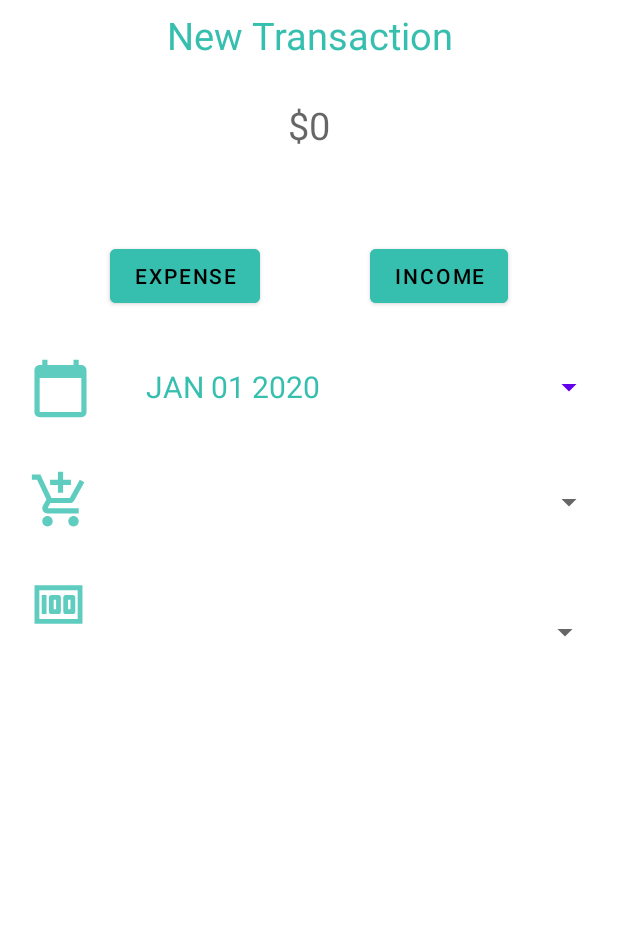
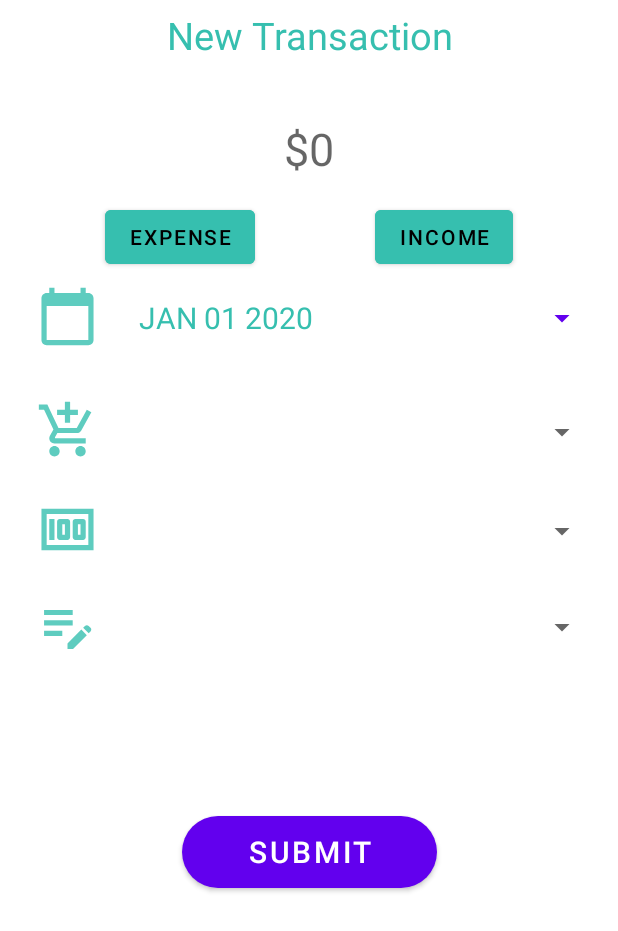
Before and after one commit to AiyappaND/SpendyBuddy, an Android app: the layout activity_transaction.xml on its own in the app's theme, with its tools: preview values and no code run, on a phone screen of 412 x 824 dp. Shown: the top 931 px of the screen. Run offline under Robolectric (Android 15) with nearby library versions, the light colour scheme and no system bars.

Commit message:
New Transaction UI 75% Done
New Transaction UI 75% Done

```diff
--- a/app/src/main/AndroidManifest.xml
+++ b/app/src/main/AndroidManifest.xml
@@ -14,11 +14,11 @@
         android:theme="@style/Theme.SpendyBuddy"
         tools:targetApi="31">
         <activity
-            android:name=".Transaction"
+            android:name=".ui.login.LoginActivity"
             android:exported="false" />
 
         <activity
-            android:name=".ui.login.LoginActivity"
+            android:name=".Transaction"
             android:exported="true"
             android:label="@string/app_name">
             <intent-filter>
--- a/app/src/main/java/com/example/spendybuddy/Transaction.java
+++ b/app/src/main/java/com/example/spendybuddy/Transaction.java
@@ -1,15 +1,20 @@
 package com.example.spendybuddy;
+
+import static java.lang.Boolean.TRUE;
 
 import androidx.appcompat.app.AppCompatActivity;
 
 import android.app.AlertDialog;
 import android.app.DatePickerDialog;
 import android.os.Bundle;
+import android.text.Editable;
+import android.text.TextWatcher;
 import android.util.Log;
 import android.view.View;
 import android.widget.ArrayAdapter;
 import android.widget.Button;
 import android.widget.DatePicker;
+import android.widget.EditText;
 import android.widget.Spinner;
 
 import java.util.Calendar;
@@ -18,6 +23,9 @@ public class Transaction extends AppCompatActivity {
 
     private DatePickerDialog datePickerDialog;
     private Button dateButton;
+    private EditText dollarAmount;
+    private boolean terminateThread = false;
+
 
     @Override
     protected void onCreate(Bundle savedInstanceState) {
@@ -26,6 +34,10 @@ public class Transaction extends AppCompatActivity {
         initDatePicker();
         dateButton = findViewById(R.id.datePickerButton);
         dateButton.setText(getTodaysDate());
+
+        dollarAmount = (EditText) findViewById(R.id.amount_ET);
+
+
         // This are for the bucket
         Spinner categorySpinner = findViewById(R.id.categoryDropDown);
         ArrayAdapter<String> myAdapter = new ArrayAdapter<String>(Transaction.this,
@@ -39,7 +51,9 @@ public class Transaction extends AppCompatActivity {
                 android.R.layout.simple_list_item_1, getResources().getStringArray(R.array.cashFrom));
         myAdapter2.setDropDownViewResource(android.R.layout.simple_spinner_dropdown_item);
         fromSpinner.setAdapter(myAdapter2);
+
     }
+
 
     private String getTodaysDate()
     {
@@ -60,9 +74,7 @@ public class Transaction extends AppCompatActivity {
                 month = month + 1;
                 String date = makeDateString(day, month, year);
                 dateButton.setText(date);
-
             }
-
         };
 
         Calendar cal = Calendar.getInstance();
@@ -74,7 +86,6 @@ public class Transaction extends AppCompatActivity {
         Log.d("inside Initdatepicker", "initDatePicker: ");
         datePickerDialog = new DatePickerDialog(this, style, dateSetListener, year, month, day);
         datePickerDialog.getDatePicker().setMaxDate(System.currentTimeMillis());
-
     }
 
     private String makeDateString(int day, int month, int year)
@@ -113,10 +124,27 @@ public class Transaction extends AppCompatActivity {
         return "JAN";
     }
 
+
     public void openDatePicker(View view)
     {
         datePickerDialog.show();
     }
 
+    // To do: Come back to this one. Can't get the dollar sign to work yet
+    public void changeDollarFormat(View view) {
+
+        dollarAmount.addTextChangedListener(new TextWatcher() {
+            @Override
+            public void afterTextChanged(Editable s) {
+                dollarAmount.setText("$" + dollarAmount.getText().toString());
+            }
+            @Override
+            public void beforeTextChanged(CharSequence s, int start, int count, int after) {
+            }
+            @Override
+            public void onTextChanged(CharSequence s, int start, int before, int count) {}
+        });
+    }
+
 
 }
--- /dev/null
+++ b/app/src/main/res/drawable-anydpi/ic_note.xml
@@ -0,0 +1,16 @@
+<vector xmlns:android="http://schemas.android.com/apk/res/android"
+    android:width="24dp"
+    android:height="24dp"
+    android:viewportWidth="24"
+    android:viewportHeight="24"
+    android:tint="#36BFAF"
+    android:alpha="0.8">
+  <group android:scaleX="0.8333333"
+      android:scaleY="0.8333333"
+      android:translateX="2"
+      android:translateY="2">
+    <path
+        android:fillColor="@android:color/white"
+        android:pathData="M3,10h11v2H3V10zM3,8h11V6H3V8zM3,16h7v-2H3V16zM18.01,12.87l0.71,-0.71c0.39,-0.39 1.02,-0.39 1.41,0l0.71,0.71c0.39,0.39 0.39,1.02 0,1.41l-0.71,0.71L18.01,12.87zM17.3,13.58l-5.3,5.3V21h2.12l5.3,-5.3L17.3,13.58z"/>
+  </group>
+</vector>
--- /dev/null
+++ b/app/src/main/res/drawable/round_button.xml
@@ -0,0 +1,11 @@
+<?xml version="1.0" encoding="utf-8"?>
+<shape xmlns:android="http://schemas.android.com/apk/res/android"
+    android:shape="rectangle">
+    <solid android:color="@color/green" />
+
+
+    <corners android:bottomRightRadius="80dp"
+        android:bottomLeftRadius="80dp"
+        android:topRightRadius="80dp"
+        android:topLeftRadius="80dp"/>
+</shape>
--- a/app/src/main/res/layout/activity_transaction.xml
+++ b/app/src/main/res/layout/activity_transaction.xml
@@ -15,25 +15,30 @@
         android:gravity="center"
         android:text="New Transaction"
         android:textSize="25dp"
+        app:layout_constraintBottom_toBottomOf="parent"
         app:layout_constraintEnd_toEndOf="parent"
-        app:layout_constraintHorizontal_bias="0.0"
+        app:layout_constraintHorizontal_bias="1.0"
         app:layout_constraintStart_toStartOf="parent"
-        app:layout_constraintTop_toTopOf="parent" />
+        app:layout_constraintTop_toTopOf="parent"
+        app:layout_constraintVertical_bias="0.0" />
 
 
-    <TextView
-        android:id="@+id/amount_text_view"
-        style="@style/TextStyle"
+    <EditText
+        android:id="@+id/amount_ET"
+        android:layout_width="match_parent"
         android:layout_height="wrap_content"
-        android:layout_marginTop="60dp"
+        android:background="@null"
         android:gravity="center"
         android:hint="$0"
-        android:textSize="25dp"
+        android:onClick="changeDollarFormat"
+        android:textColor="#36BFAF"
+        android:textSize="30dp"
+        app:layout_constraintBottom_toBottomOf="parent"
         app:layout_constraintEnd_toEndOf="parent"
-        app:layout_constraintHorizontal_bias="0.0"
+        app:layout_constraintHorizontal_bias="0.6"
         app:layout_constraintStart_toStartOf="parent"
-        app:layout_constraintTop_toTopOf="parent" />
-
+        app:layout_constraintTop_toTopOf="parent"
+        app:layout_constraintVertical_bias="0.1" />
 
     <Button
         android:id="@+id/Expense_button"
@@ -41,36 +46,35 @@
         android:text="@string/Expense"
         app:layout_constraintBottom_toBottomOf="parent"
         app:layout_constraintEnd_toStartOf="@+id/Income_button"
-        app:layout_constraintHorizontal_bias="0.5"
+        app:layout_constraintHorizontal_bias="0.0"
         app:layout_constraintStart_toStartOf="parent"
-        app:layout_constraintTop_toBottomOf="@+id/amount_text_view"
-        app:layout_constraintVertical_bias="0.069" />
+        app:layout_constraintTop_toBottomOf="@+id/amount_ET"
+        app:layout_constraintVertical_bias="0.01" />
 
     <Button
         android:id="@+id/Income_button"
         style="@style/ButtonStyle"
-        android:layout_width="wrap_content"
-        android:layout_height="wrap_content"
+        android:layout_marginStart="10dp"
         android:text="@string/Income"
         app:layout_constraintBottom_toBottomOf="parent"
         app:layout_constraintEnd_toEndOf="parent"
-        app:layout_constraintHorizontal_bias="0.5"
+        app:layout_constraintHorizontal_bias="0.0"
         app:layout_constraintStart_toEndOf="@+id/Expense_button"
-        app:layout_constraintTop_toBottomOf="@+id/amount_text_view"
-        app:layout_constraintVertical_bias="0.069" />
-
+        app:layout_constraintTop_toBottomOf="@+id/amount_ET"
+        app:layout_constraintVertical_bias="0.01" />
 
     <ImageView
         android:id="@+id/calendarImage"
         android:layout_width="63dp"
         android:layout_height="50dp"
-        android:layout_marginTop="24dp"
+        android:layout_marginTop="4dp"
         app:layout_constraintBottom_toBottomOf="parent"
         app:layout_constraintEnd_toStartOf="@+id/datePickerButton"
         app:layout_constraintHorizontal_bias="0.5"
+        app:layout_constraintHorizontal_chainStyle="packed"
         app:layout_constraintStart_toStartOf="parent"
         app:layout_constraintTop_toBottomOf="@+id/Expense_button"
-        app:layout_constraintVertical_bias="0.004"
+        app:layout_constraintVertical_bias="0.0"
         app:srcCompat="@drawable/ic_calander2" />
 
     <Button
@@ -78,7 +82,7 @@
         style="?android:spinnerStyle"
         android:layout_width="322dp"
         android:layout_height="52dp"
-        android:layout_marginTop="24dp"
+        android:layout_marginTop="4dp"
         android:onClick="openDatePicker"
         android:text="JAN 01 2020"
         android:textColor="#36BFAF"
@@ -90,59 +94,106 @@
         app:layout_constraintTop_toBottomOf="@+id/Income_button"
         app:layout_constraintVertical_bias="0.0" />
 
+    <ImageView
+        android:id="@+id/categoryImage"
+        android:layout_width="63dp"
+        android:layout_height="50dp"
+        android:layout_marginTop="80dp"
+        app:layout_constraintBottom_toBottomOf="parent"
+        app:layout_constraintEnd_toStartOf="@+id/categoryDropDown"
+        app:layout_constraintHorizontal_bias="0.5"
+        app:layout_constraintHorizontal_chainStyle="packed"
+        app:layout_constraintStart_toStartOf="parent"
+        app:layout_constraintTop_toBottomOf="@+id/Expense_button"
+        app:layout_constraintVertical_bias="0.0"
+        app:srcCompat="@drawable/ic_shopping" />
+
     <Spinner
         android:id="@+id/categoryDropDown"
         style="?android:spinnerStyle"
         android:layout_width="322dp"
         android:layout_height="52dp"
-        android:layout_marginTop="92dp"
+        android:layout_marginTop="80dp"
         app:layout_constraintBottom_toBottomOf="parent"
         app:layout_constraintEnd_toEndOf="parent"
         app:layout_constraintHorizontal_bias="0.5"
         app:layout_constraintStart_toEndOf="@+id/categoryImage"
         app:layout_constraintTop_toBottomOf="@+id/Income_button"
-        app:layout_constraintVertical_bias="0.018" />
+        app:layout_constraintVertical_bias="0.0" />
 
     <ImageView
-        android:id="@+id/categoryImage"
+        android:id="@+id/moneyImage"
         android:layout_width="63dp"
         android:layout_height="50dp"
-        android:layout_marginTop="100dp"
+        android:layout_marginTop="146dp"
         app:layout_constraintBottom_toBottomOf="parent"
-        app:layout_constraintEnd_toStartOf="@+id/categoryDropDown"
+        app:layout_constraintEnd_toStartOf="@+id/fromBucket"
+        app:layout_constraintHorizontal_chainStyle="packed"
         app:layout_constraintHorizontal_bias="0.5"
         app:layout_constraintStart_toStartOf="parent"
         app:layout_constraintTop_toBottomOf="@+id/Expense_button"
-        app:layout_constraintVertical_bias="0.002"
-        app:srcCompat="@drawable/ic_shopping" />
+        app:layout_constraintVertical_bias="0.0"
+        app:srcCompat="@drawable/ic_money_category" />
 
     <Spinner
         android:id="@+id/fromBucket"
         style="?android:spinnerStyle"
         android:layout_width="322dp"
         android:layout_height="52dp"
-        android:layout_marginTop="92dp"
-        android:layout_marginEnd="8dp"
+        android:layout_marginTop="146dp"
         android:textColor="#36BFAF"
         app:layout_constraintBottom_toBottomOf="parent"
         app:layout_constraintEnd_toEndOf="parent"
         app:layout_constraintHorizontal_bias="0.5"
         app:layout_constraintStart_toEndOf="@+id/moneyImage"
         app:layout_constraintTop_toBottomOf="@+id/Income_button"
-        app:layout_constraintVertical_bias="0.202" />
+        app:layout_constraintVertical_bias="0.0" />
+
 
     <ImageView
-        android:id="@+id/moneyImage"
-        android:layout_width="71dp"
-        android:layout_height="46dp"
-        android:layout_marginTop="172dp"
+        android:id="@+id/noteImage"
+        android:layout_width="63dp"
+        android:layout_height="50dp"
+        android:layout_marginTop="210dp"
         app:layout_constraintBottom_toBottomOf="parent"
-        app:layout_constraintEnd_toStartOf="@+id/fromBucket"
+        app:layout_constraintEnd_toStartOf="@+id/note"
+        app:layout_constraintHorizontal_chainStyle="packed"
         app:layout_constraintHorizontal_bias="0.5"
         app:layout_constraintStart_toStartOf="parent"
         app:layout_constraintTop_toBottomOf="@+id/Expense_button"
         app:layout_constraintVertical_bias="0.0"
-        app:srcCompat="@drawable/ic_money_category" />
+        app:srcCompat="@drawable/ic_note" />
+
+
+    <EditText
+        android:id="@+id/note"
+        style="?android:spinnerStyle"
+        android:layout_width="322dp"
+        android:layout_height="52dp"
+        android:layout_marginTop="210dp"
+        android:textColor="#36BFAF"
+        app:layout_constraintBottom_toBottomOf="parent"
+        app:layout_constraintEnd_toEndOf="parent"
+        app:layout_constraintHorizontal_bias="0.5"
+        app:layout_constraintStart_toEndOf="@+id/noteImage"
+        app:layout_constraintTop_toBottomOf="@+id/Income_button"
+        app:layout_constraintVertical_bias="0.0" />
+
+    <Button
+        android:id="@+id/Submit_button"
+        android:layout_width="170dp"
+        android:layout_height="wrap_content"
+        android:layout_marginBottom="232dp"
+        android:background="@drawable/round_button"
+        android:backgroundTint="@color/green"
+        android:gravity="center_horizontal"
+        android:text="SUBMIT"
+        android:textSize="20sp"
+        app:layout_constraintBottom_toBottomOf="parent"
+        app:layout_constraintEnd_toEndOf="parent"
+        app:layout_constraintStart_toStartOf="parent"
+        app:layout_constraintTop_toBottomOf="@+id/amount_ET"
+        app:layout_constraintVertical_bias="1.0" />
 
 
 </androidx.constraintlayout.widget.ConstraintLayout>
--- a/app/src/main/res/values/colors.xml
+++ b/app/src/main/res/values/colors.xml
@@ -7,4 +7,6 @@
     <color name="teal_700">#FF018786</color>
     <color name="black">#FF000000</color>
     <color name="white">#FFFFFFFF</color>
+    <color name="green">#36BFAF</color>
+
 </resources>
```
Also changed, not shown: app/src/main/res/drawable-hdpi/ic_note.png (added), app/src/main/res/drawable-mdpi/ic_note.png (added), app/src/main/res/drawable-xhdpi/ic_note.png (added), app/src/main/res/drawable-xxhdpi/ic_note.png (added).
